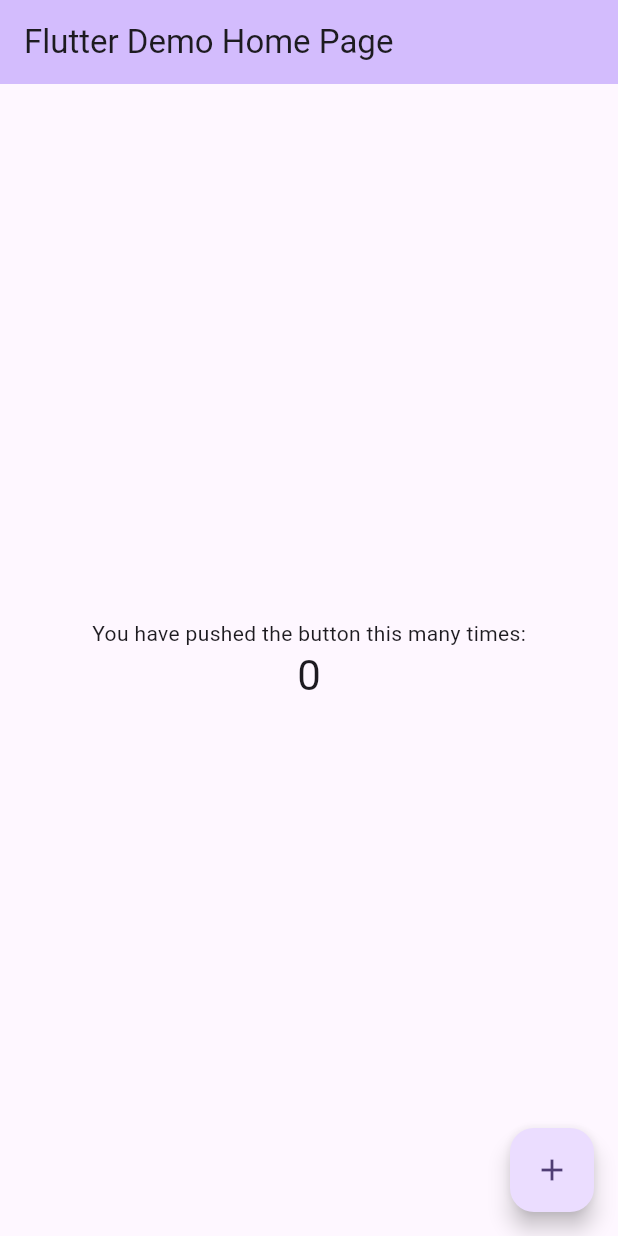
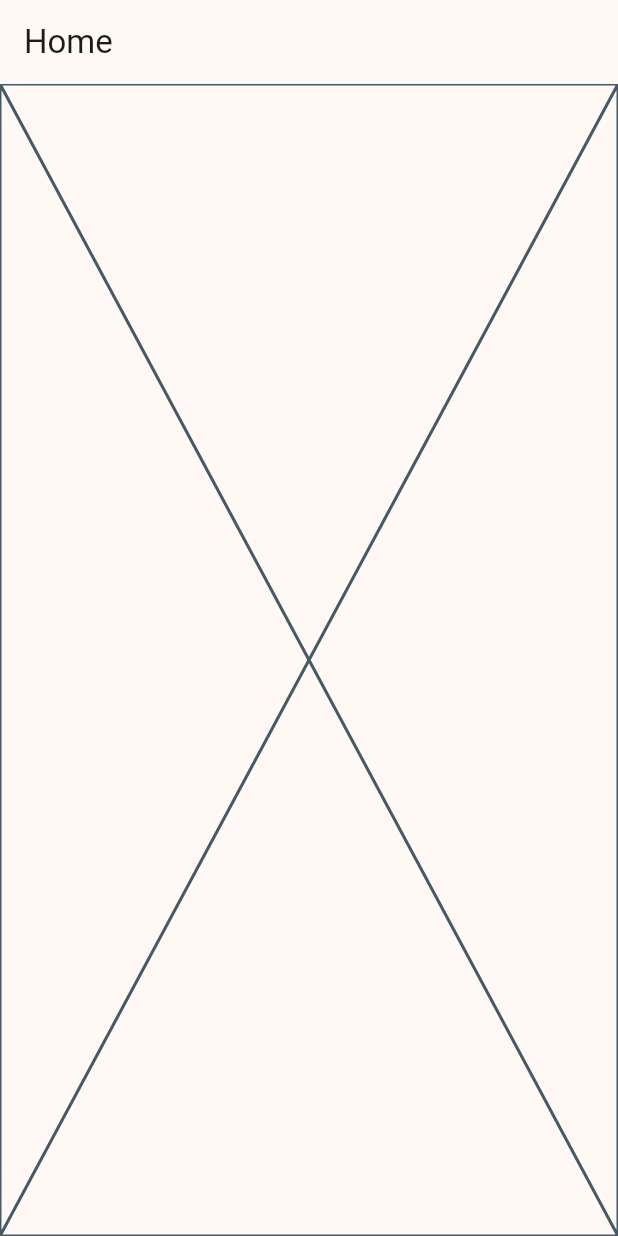
Before and after one commit to chika3742/genshin_material, a Flutter app: the screen it shows after launch, on a phone screen of 412 x 824 dp. Run offline on Flutter 3.47's test engine with Material 3 defaults, Android fonts, the phone set to English and light mode, and no system bars; our stand-ins replace flutter_riverpod, go_router.

Commit message:
feat: main.dartを整備し、ルーティングやテーマ周りを初期化

```diff
--- a/analysis_options.yaml
+++ b/analysis_options.yaml
@@ -31,6 +31,7 @@ linter:
     - always_declare_return_types
     - avoid_void_async
     - prefer_final_locals
+    - eol_at_end_of_file
 
     # avoid_print: false  # Uncomment to disable the `avoid_print` rule
     # prefer_single_quotes: true  # Uncomment to enable the `prefer_single_quotes` rule
--- a/lib/main.dart
+++ b/lib/main.dart
@@ -1,125 +1,36 @@
 import "package:flutter/material.dart";
+import "package:flutter_riverpod/flutter_riverpod.dart";
+import "package:go_router/go_router.dart";
+
+import "routes.dart";
 
 void main() {
-  runApp(const MyApp());
+  runApp(const ProviderScope(child: MyApp()));
 }
+
+final _router = GoRouter(
+  routes: routes,
+);
 
 class MyApp extends StatelessWidget {
   const MyApp({super.key});
 
-  // This widget is the root of your application.
   @override
   Widget build(BuildContext context) {
-    return MaterialApp(
-      title: "Flutter Demo",
+    const appTitle = "Genshin Material";
+
+    return MaterialApp.router(
+      title: appTitle,
       theme: ThemeData(
-        // This is the theme of your application.
-        //
-        // TRY THIS: Try running your application with "flutter run". You'll see
-        // the application has a purple toolbar. Then, without quitting the app,
-        // try changing the seedColor in the colorScheme below to Colors.green
-        // and then invoke "hot reload" (save your changes or press the "hot
-        // reload" button in a Flutter-supported IDE, or press "r" if you used
-        // the command line to start the app).
-        //
-        // Notice that the counter didn't reset back to zero; the application
-        // state is not lost during the reload. To reset the state, use hot
-        // restart instead.
-        //
-        // This works for code too, not just values: Most code changes can be
-        // tested with just a hot reload.
-        colorScheme: ColorScheme.fromSeed(seedColor: Colors.deepPurple),
-        useMaterial3: true,
+        colorScheme: ColorScheme.fromSeed(seedColor: Colors.orange),
       ),
-      home: const MyHomePage(title: "Flutter Demo Home Page"),
+      darkTheme: ThemeData(
+        colorScheme: ColorScheme.fromSeed(
+          seedColor: Colors.orange,
+          brightness: Brightness.dark,
+        ),
+      ),
+      routerConfig: _router,
     );
   }
 }
-
-class MyHomePage extends StatefulWidget {
-  const MyHomePage({super.key, required this.title});
-
-  // This widget is the home page of your application. It is stateful, meaning
-  // that it has a State object (defined below) that contains fields that affect
-  // how it looks.
-
-  // This class is the configuration for the state. It holds the values (in this
-  // case the title) provided by the parent (in this case the App widget) and
-  // used by the build method of the State. Fields in a Widget subclass are
-  // always marked "final".
-
-  final String title;
-
-  @override
-  State<MyHomePage> createState() => _MyHomePageState();
-}
-
-class _MyHomePageState extends State<MyHomePage> {
-  int _counter = 0;
-
-  void _incrementCounter() {
-    setState(() {
-      // This call to setState tells the Flutter framework that something has
-      // changed in this State, which causes it to rerun the build method below
-      // so that the display can reflect the updated values. If we changed
-      // _counter without calling setState(), then the build method would not be
-      // called again, and so nothing would appear to happen.
-      _counter++;
-    });
-  }
-
-  @override
-  Widget build(BuildContext context) {
-    // This method is rerun every time setState is called, for instance as done
-    // by the _incrementCounter method above.
-    //
-    // The Flutter framework has been optimized to make rerunning build methods
-    // fast, so that you can just rebuild anything that needs updating rather
-    // than having to individually change instances of widgets.
-    return Scaffold(
-      appBar: AppBar(
-        // TRY THIS: Try changing the color here to a specific color (to
-        // Colors.amber, perhaps?) and trigger a hot reload to see the AppBar
-        // change color while the other colors stay the same.
-        backgroundColor: Theme.of(context).colorScheme.inversePrimary,
-        // Here we take the value from the MyHomePage object that was created by
-        // the App.build method, and use it to set our appbar title.
-        title: Text(widget.title),
-      ),
-      body: Center(
-        // Center is a layout widget. It takes a single child and positions it
-        // in the middle of the parent.
-        child: Column(
-          // Column is also a layout widget. It takes a list of children and
-          // arranges them vertically. By default, it sizes itself to fit its
-          // children horizontally, and tries to be as tall as its parent.
-          //
-          // Column has various properties to control how it sizes itself and
-          // how it positions its children. Here we use mainAxisAlignment to
-          // center the children vertically; the main axis here is the vertical
-          // axis because Columns are vertical (the cross axis would be
-          // horizontal).
-          //
-          // TRY THIS: Invoke "debug painting" (choose the "Toggle Debug Paint"
-          // action in the IDE, or press "p" in the console), to see the
-          // wireframe for each widget.
-          mainAxisAlignment: MainAxisAlignment.center,
-          children: <Widget>[
-            const Text(
-              "You have pushed the button this many times:",
-            ),
-            Text(
-              "$_counter",
-              style: Theme.of(context).textTheme.headlineMedium,
-            ),
-          ],
-        ),
-      ),
-      floatingActionButton: FloatingActionButton(
-        onPressed: _incrementCounter,
-        tooltip: "Increment",
-        child: const Icon(Icons.add),
-      ), // This trailing comma makes auto-formatting nicer for build methods.
-    );
-  }
-}
--- /dev/null
+++ b/lib/pages/home.dart
@@ -0,0 +1,18 @@
+import "package:flutter/material.dart";
+
+class HomePage extends StatefulWidget {
+  const HomePage({super.key});
+
+  @override
+  State<HomePage> createState() => _HomePageState();
+}
+
+class _HomePageState extends State<HomePage> {
+  @override
+  Widget build(BuildContext context) {
+    return Scaffold(
+      appBar: AppBar(title: const Text("Home")),
+      body: const Placeholder(),
+    );
+  }
+}
--- /dev/null
+++ b/lib/routes.dart
@@ -0,0 +1,12 @@
+import "package:flutter/material.dart";
+import "package:genshin_material/pages/home.dart";
+import "package:go_router/go_router.dart";
+
+final routes = <GoRoute>[
+  GoRoute(
+    path: "/",
+    pageBuilder: (context, state) {
+      return const MaterialPage(child: HomePage());
+    },
+  ),
+];
```
